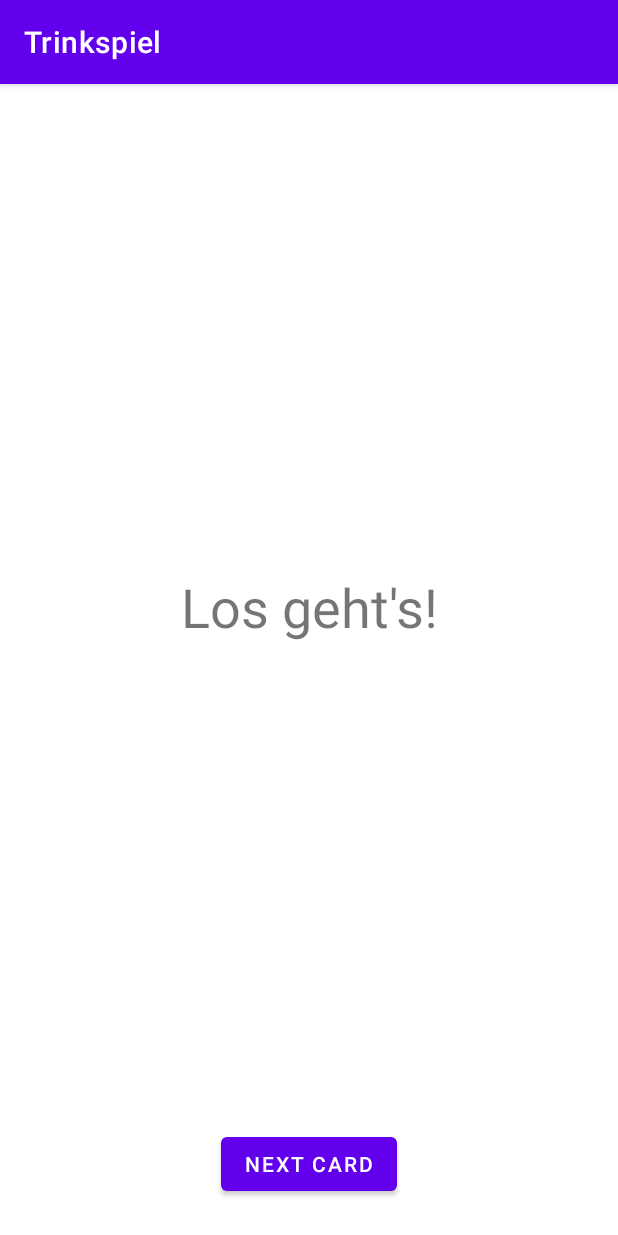
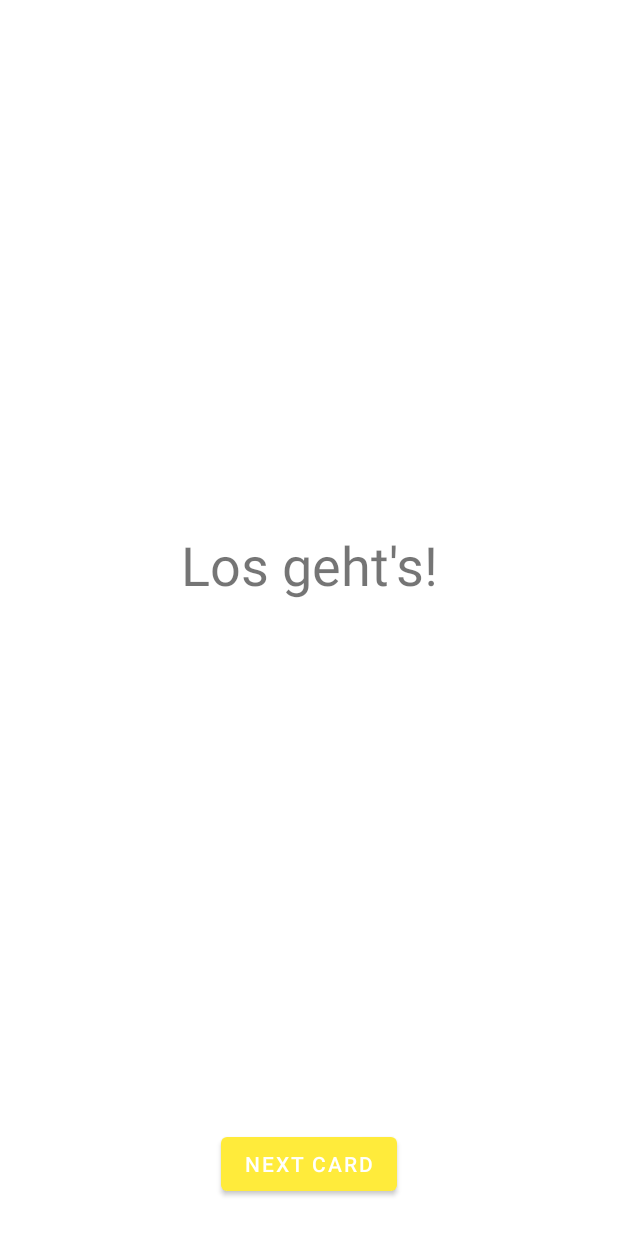
Before and after one commit to TomEckert00/Apps-Trinkspiel, an Android app: the GameLoop screen opened directly, with no data from a screen before it, on a phone screen of 412 x 824 dp. Run offline under Robolectric (Android 15) with nearby library versions, the phone set to English and light mode, and no system bars.

Commit message:
fullscreen in gameloop

```diff
--- a/app/src/main/java/com/example/trinkspiel/GameLoop.java
+++ b/app/src/main/java/com/example/trinkspiel/GameLoop.java
@@ -2,6 +2,7 @@ package com.example.trinkspiel;
 
 import android.os.Bundle;
 import android.view.View;
+import android.view.WindowManager;
 import android.widget.TextView;
 
 import androidx.appcompat.app.AppCompatActivity;
@@ -21,6 +22,7 @@ public class GameLoop extends AppCompatActivity {
     @Override
     protected void onCreate(Bundle savedInstanceState) {
         super.onCreate(savedInstanceState);
+        getWindow().setFlags(WindowManager.LayoutParams.FLAG_FULLSCREEN, WindowManager.LayoutParams.FLAG_FULLSCREEN);
         setContentView(R.layout.activity_game_loop);
         aufgabe = findViewById(R.id.AufgabenTextView);
     }
--- a/app/src/main/res/values-night/themes.xml
+++ b/app/src/main/res/values-night/themes.xml
@@ -1,6 +1,6 @@
 <resources xmlns:tools="http://schemas.android.com/tools">
     <!-- Base application theme. -->
-    <style name="Theme.Trinkspiel" parent="Theme.MaterialComponents.DayNight.DarkActionBar">
+    <style name="Theme.Trinkspiel" parent="Theme.MaterialComponents.DayNight.NoActionBar">
         <!-- Primary brand color. -->
         <item name="colorPrimary">@color/purple_200</item>
         <item name="colorPrimaryVariant">@color/purple_700</item>
--- a/app/src/main/res/values/themes.xml
+++ b/app/src/main/res/values/themes.xml
@@ -1,8 +1,8 @@
 <resources xmlns:tools="http://schemas.android.com/tools">
     <!-- Base application theme. -->
-    <style name="Theme.Trinkspiel" parent="Theme.MaterialComponents.DayNight.DarkActionBar">
+    <style name="Theme.Trinkspiel" parent="Theme.MaterialComponents.DayNight.NoActionBar">
         <!-- Primary brand color. -->
-        <item name="colorPrimary">@color/purple_500</item>
+        <item name="colorPrimary">#FFEB3B</item>
         <item name="colorPrimaryVariant">@color/purple_700</item>
         <item name="colorOnPrimary">@color/white</item>
         <!-- Secondary brand color. -->
```
